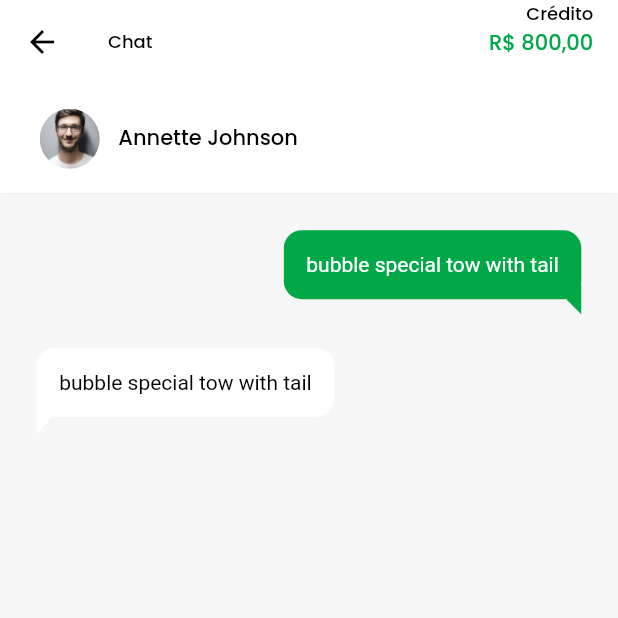
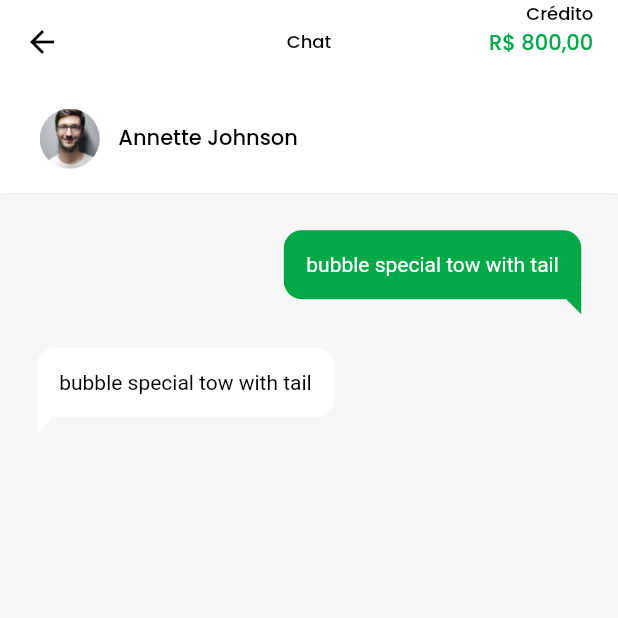
Before and after one commit to Azhar-Dogar/projeto, a Flutter app: the DashBoard screen opened directly, item 5 of the bottom bar chosen, after a tap on "Annette Johnson", on a phone screen of 412 x 824 dp, the top half of it. Run offline on Flutter 3.47's test engine with Material 2 defaults, Android fonts, the phone set to English and light mode, and no system bars; our stand-ins replace flutter_native_image, flutter_rating_bar, google_fonts, google_maps_flutter, persistent_bottom_nav_bar, table_calendar; missing offline and left inert: utility_extensions; Roboto replaces fonts that are missing (sf).

Commit message:
changes in chat screen

```diff
--- a/lib/screens/auth/register_password.dart
+++ b/lib/screens/auth/register_password.dart
@@ -105,7 +105,7 @@ class _RegisterPasswordState extends State<RegisterPassword> {
               ),
               const Expanded(child: SizedBox()),
               ButtonWidget(name: "Register", onPressed: () {
-                context.push(child: widget.isInstructor ? const InstructorDashboard() : const DashBoard());
+                context.push(child: widget.isInstructor ?  InstructorDashboard() : const DashBoard());
               })
             ],
           ),
--- a/lib/screens/dashboard/chat/chat_inbox.dart
+++ b/lib/screens/dashboard/chat/chat_inbox.dart
@@ -11,8 +11,8 @@ import '../../../widgets/c_profile_app_bar.dart';
 import '../../../widgets/chat_bubble_widget.dart';
 
 class InboxScreen extends StatefulWidget {
-  const InboxScreen({super.key});
-
+   InboxScreen({super.key,this.isInstructor});
+bool? isInstructor;
   @override
   State<InboxScreen> createState() => _InboxScreenState();
 }
@@ -28,7 +28,7 @@ class _InboxScreenState extends State<InboxScreen> {
     padding = width * 0.04;
     return Scaffold(
       backgroundColor: Colors.white,
-      appBar: CustomAppBar("Chat"),
+      appBar: CustomAppBar("Chat",isInstructor: widget.isInstructor),
       body: Column(
         children: [
           Container(
--- a/lib/screens/dashboard/chat_screen.dart
+++ b/lib/screens/dashboard/chat_screen.dart
@@ -11,8 +11,8 @@ import 'package:projeto/widgets/margin_widget.dart';
 import '../../widgets/c_profile_app_bar.dart';
 
 class ChatScreen extends StatefulWidget {
-  const ChatScreen({super.key});
-
+  ChatScreen({super.key,this.isInstructor});
+bool? isInstructor;
   @override
   State<ChatScreen> createState() => _ChatScreenState();
 }
@@ -26,7 +26,7 @@ class _ChatScreenState extends State<ChatScreen> {
     padding = width * 0.04;
 
     return Scaffold(
-      appBar: CustomAppBar("Chat"),
+      appBar: CustomAppBar("Chat",isInstructor: widget.isInstructor),
       body: Padding(
         padding: EdgeInsets.only(left: padding, right: padding),
         child: Column(
@@ -56,7 +56,7 @@ class _ChatScreenState extends State<ChatScreen> {
   Widget chatHeader() {
     return InkWell(
       onTap: (){
-        context.push(child: const InboxScreen());
+        context.push(child:  InboxScreen(isInstructor: widget.isInstructor,));
       },
       child: Column(
         crossAxisAlignment: CrossAxisAlignment.start,
--- a/lib/screens/dashboard_screen.dart
+++ b/lib/screens/dashboard_screen.dart
@@ -24,7 +24,7 @@ class _DashBoardState extends State<DashBoard> {
     const ClassesScreen(),
     const HomeScreen(),
     const NotificationScreen(),
-    const ChatScreen(),
+     ChatScreen(),
   ];
 
   int selectedIndex = 2;
--- a/lib/screens/instructor/instructor_dashboard.dart
+++ b/lib/screens/instructor/instructor_dashboard.dart
@@ -27,7 +27,7 @@ class _InstructorDashboardState extends State<InstructorDashboard> {
     const Schedule(),
     const InstructorHome(),
     const NotificationScreen(),
-    const ChatScreen(),
+     ChatScreen(isInstructor: true,),
   ];
 
   int selectedIndex = 2;
--- a/lib/widgets/c_profile_app_bar.dart
+++ b/lib/widgets/c_profile_app_bar.dart
@@ -2,19 +2,22 @@ import 'package:flutter/material.dart';
 import 'package:projeto/screens/dashboard/profile/widgets/profile_header_widget.dart';
 import '../extras/app_textstyles.dart';
 
-AppBar CustomAppBar(String str) {
+AppBar CustomAppBar(String str, {bool? isInstructor}) {
   return AppBar(
     elevation: 0,
+    centerTitle: true,
     backgroundColor: Colors.white,
-    iconTheme: IconThemeData(
-      color: Colors.black
-    ),
+    iconTheme: const IconThemeData(color: Colors.black),
     title: Text(
       str,
       style: AppTextStyles.captionMedium(),
     ),
-    actions: const [
-      ProfileHeaderWidget(),
+    actions: [
+      if (isInstructor == true)
+        ...[]
+      else ...[
+        const ProfileHeaderWidget(),
+      ]
     ],
   );
 }
```
